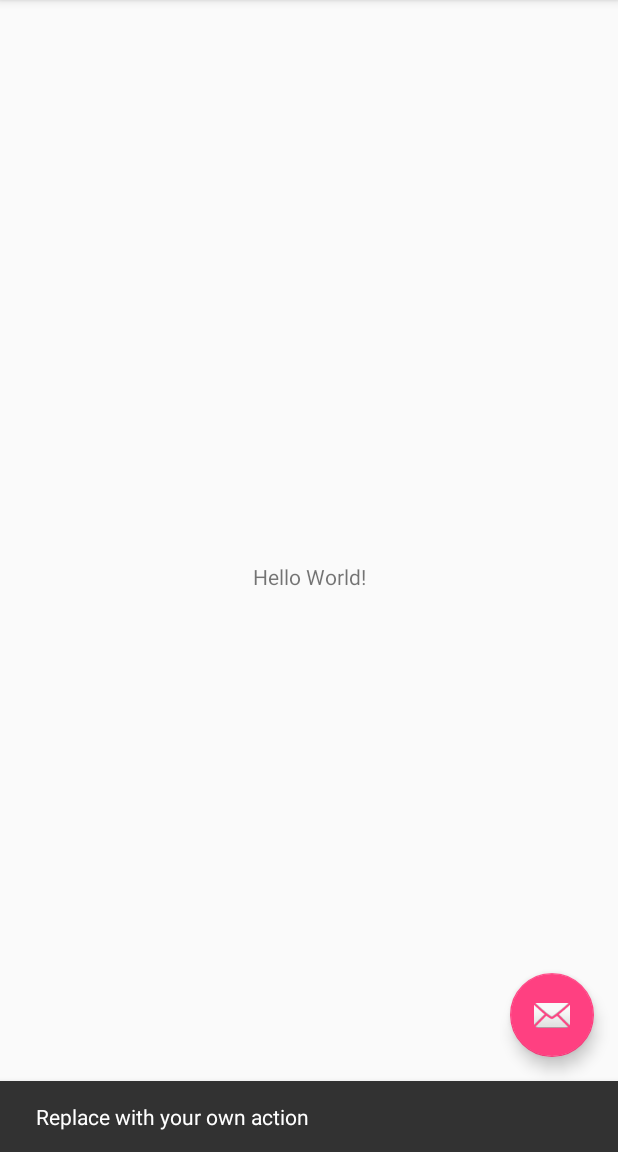
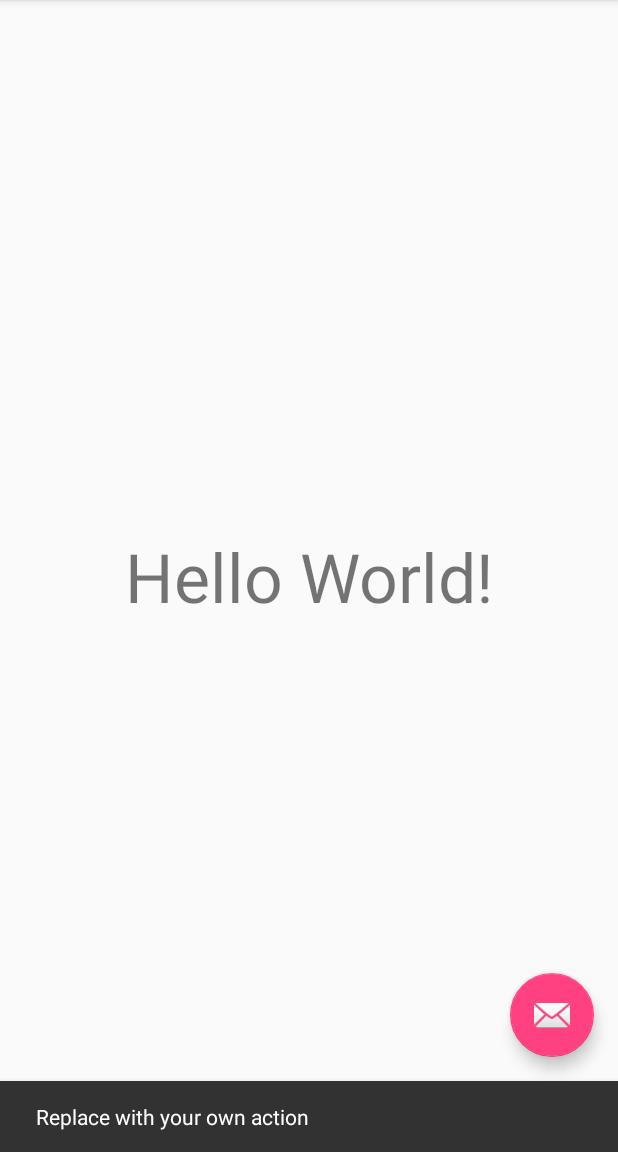
Before and after one commit to camron-chermak/TestProject, an Android app: the screen it shows after launch (MainActivity), after a tap on an icon or button, on a phone screen of 412 x 824 dp, the part 84-1236 px from its top. Run offline under Robolectric (Android 15) with nearby library versions, the phone set to English and light mode, and no system bars.

Commit message:
make text size bigger

```diff
--- a/app/src/main/res/layout/content_main.xml
+++ b/app/src/main/res/layout/content_main.xml
@@ -12,6 +12,7 @@
         android:layout_width="wrap_content"
         android:layout_height="wrap_content"
         android:text="Hello World!"
+        android:textSize="45dp"
         app:layout_constraintBottom_toBottomOf="parent"
         app:layout_constraintLeft_toLeftOf="parent"
         app:layout_constraintRight_toRightOf="parent"
```
Also changed, not shown: 1 other file.
